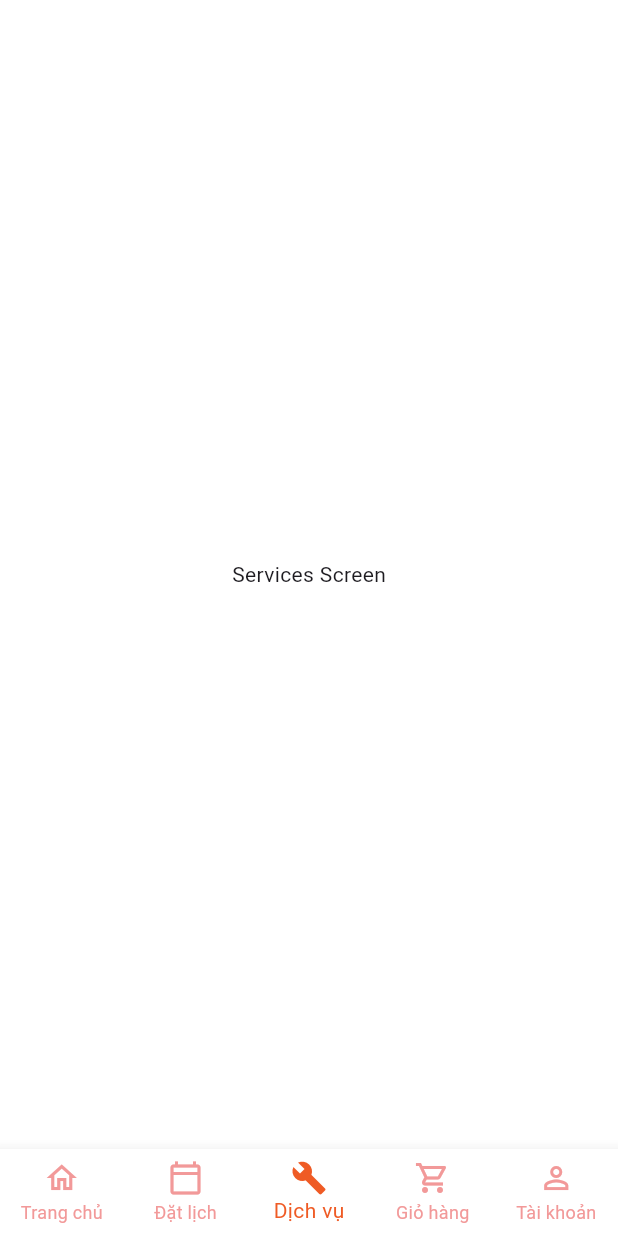
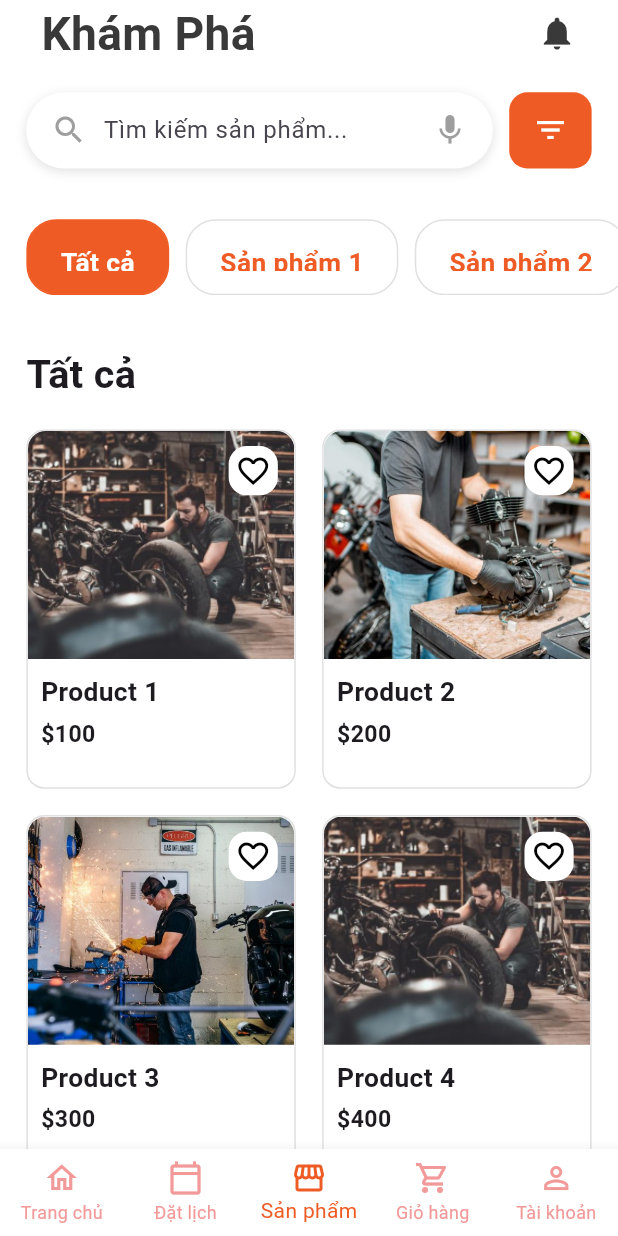
Before and after one commit to JustCallMeMin/RadicalCare_mobile, a Flutter app: the Application screen opened by its route, item 3 of the bottom bar chosen, on a phone screen of 412 x 824 dp. Run offline on Flutter 3.47's test engine with Material 3 defaults, Android fonts, the phone set to English and light mode, and no system bars; our stand-ins replace dots_indicator, firebase_auth, firebase_core, flutter_riverpod, flutter_screenutil, fluttertoast and 2 more; accounts and stored records are empty; generated files the repository leaves out were written again.

Commit message:
Add Product

```diff
--- a/lib/common/routes/routes.dart
+++ b/lib/common/routes/routes.dart
@@ -43,7 +43,7 @@ class AppPages {
     }
 
     switch (settings.name) {
-      case AppRoutesNames.APPLICATION:
+      case AppRoutesNames.WELCOME:
         return MaterialPageRoute(
           builder: (_) => Welcome(),
           settings: settings,
@@ -65,7 +65,7 @@ class AppPages {
         );
       default:
         return MaterialPageRoute(
-          builder: (_) => const Application(),
+          builder: (_) => Welcome(),
           settings: settings,
         );
     }
--- a/lib/common/widgets/text_widgets.dart
+++ b/lib/common/widgets/text_widgets.dart
@@ -45,7 +45,16 @@ Widget text28Normal({String text = "", Color color = AppColors.content}) {
     ),
   );
 }
-
+Widget text28Bold({String text = "", Color color = AppColors.content}) {
+  return Text(
+    text,
+    textAlign: TextAlign.center,
+    style: GoogleFonts.roboto(
+      textStyle:
+      TextStyle(color: color, fontSize: 28.sp, fontWeight: FontWeight.bold),
+    ),
+  );
+}
 Widget text16Normal({String text = "", Color color = AppColors.content}) {
   return Text(
     text,
@@ -56,7 +65,16 @@ Widget text16Normal({String text = "", Color color = AppColors.content}) {
     ),
   );
 }
-
+Widget text16Bold({String text = "", Color color = AppColors.content}) {
+  return Text(
+    text,
+    textAlign: TextAlign.center,
+    style: GoogleFonts.roboto(
+      textStyle:
+      TextStyle(color: color, fontSize: 16.sp, fontWeight: FontWeight.bold),
+    ),
+  );
+}
 Widget text14Normal(
     {String text = "",
     Color color = AppColors.content,
--- a/lib/features/application/view/widgets/application_widget.dart
+++ b/lib/features/application/view/widgets/application_widget.dart
@@ -1,6 +1,7 @@
 import 'package:flutter/material.dart';
 import 'package:radicalcare/common/utils/colors.dart';
 import 'package:radicalcare/features/home/view/home.dart';
+import 'package:radicalcare/features/product/view/product.dart';
 
 Widget bottomNavigationWidget({
   required int currentIndex,
@@ -32,9 +33,9 @@ var bottomTabs = <BottomNavigationBarItem>[
     label: "Đặt lịch",
   ),
   const BottomNavigationBarItem(
-    icon: Icon(Icons.build_outlined),
-    activeIcon: Icon(Icons.build),
-    label: "Dịch vụ",
+    icon: Icon(Icons.storefront_outlined),
+    activeIcon: Icon(Icons.storefront),
+    label: "Sản phẩm",
   ),
   const BottomNavigationBarItem(
     icon: Icon(Icons.shopping_cart_outlined),
@@ -58,9 +59,9 @@ Widget _bottomContainer({String? imagePath, Color? color}) {
     ),
     child: imagePath != null
         ? Image.asset(
-      imagePath,
-      fit: BoxFit.cover,
-    )
+            imagePath,
+            fit: BoxFit.cover,
+          )
         : const Icon(Icons.home),
   );
 }
@@ -70,7 +71,7 @@ Widget appScreens({int index = 0}) {
   List<Widget> screens = [
     const HomePage(),
     const Center(child: Text('Search Screen')),
-    const Center(child: Text('Services Screen')),
+    const ProductPage(),
     const Center(child: Text('Shopping Cart Screen')),
     const Center(child: Text('Profile Screen')),
   ];
--- /dev/null
+++ b/lib/features/product/provider/product_category_notifier.dart
@@ -0,0 +1,29 @@
+import 'package:riverpod_annotation/riverpod_annotation.dart';
+
+part 'product_category_notifier.g.dart';
+
+// Notifier cho việc chọn danh mục
+@riverpod
+class ProductCategory extends _$ProductCategory {
+  @override
+  String build() {
+    return "Tất cả";  // Khởi tạo giá trị là "Tất cả"
+  }
+
+  void updateCategory(String newCategory) {
+    state = newCategory;  // Cập nhật danh mục mới
+  }
+}
+
+// Notifier cho việc điều khiển phân trang
+@riverpod
+class ProductPage extends _$ProductPage {
+  @override
+  int build() {
+    return 0;  // Trang khởi tạo là 0
+  }
+
+  void nextPage() => state++;  // Chuyển sang trang tiếp theo
+  void previousPage() => state--;  // Quay lại trang trước
+  void setPage(int page) => state = page;  // Đặt trang cụ thể
+}
--- /dev/null
+++ b/lib/features/product/view/product.dart
@@ -0,0 +1,78 @@
+import 'package:flutter/material.dart';
+import 'package:flutter_riverpod/flutter_riverpod.dart';
+import 'package:flutter_screenutil/flutter_screenutil.dart';
+import 'package:radicalcare/common/widgets/text_widgets.dart';
+import 'package:radicalcare/features/product/view/widgets/product_widgets.dart';
+import '../../../common/utils/colors.dart';
+import '../provider/product_category_notifier.dart';
+
+class ProductPage extends ConsumerWidget {
+  const ProductPage({Key? key}) : super(key: key);
+
+  @override
+  Widget build(BuildContext context, WidgetRef ref) {
+    // Lấy danh mục hiện tại từ Notifier
+    final selectedCategory = ref.watch(productCategoryProvider);
+    // Lấy số trang hiện tại
+    final currentPage = ref.watch(productPageProvider);
+
+    return Scaffold(
+      backgroundColor: AppColors.primaryBg,
+      body: SingleChildScrollView(
+        child: SafeArea(
+          child: Column(
+            crossAxisAlignment: CrossAxisAlignment.start,
+            children: [
+              Padding(
+                padding: EdgeInsets.only(left: 25.w, right: 25.w),
+                child: Row(
+                  mainAxisAlignment: MainAxisAlignment.spaceBetween,
+                  children: [
+                    text28Bold(
+                        text: "Khám Phá", color: AppColors.secondary),
+                    Icon(
+                      Icons.notifications, // Biểu tượng quả chuông
+                      color: AppColors.secondary,
+                      size: 24.sp,
+                    ),
+                  ],
+                ),
+              ),
+              // Thanh tìm kiếm
+              searchBar(),
+              // Bộ lọc danh mục sản phẩm
+              categoryFilter(
+                selectedCategory: selectedCategory,
+                onCategorySelected: (category) {
+                  ref.read(productCategoryProvider.notifier).updateCategory(category);
+                  // Khi danh mục thay đổi, reset về trang đầu tiên
+                  ref.read(productPageProvider.notifier).setPage(0);
+                },
+              ),
+              // Hiển thị danh mục được chọn
+              Padding(
+                padding: EdgeInsets.all(16.w),
+                child: Text(
+                  selectedCategory,
+                  style: TextStyle(
+                    fontSize: 24.sp,
+                    fontWeight: FontWeight.bold,
+                  ),
+                ),
+              ),
+              // Danh sách sản phẩm được lọc và phân trang
+              productList(
+                currentPage: currentPage,
+                selectedCategory: selectedCategory,
+                onPageChange: (newPage) {
+                  ref.read(productPageProvider.notifier).setPage(newPage);
+                },
+              ),
+              SizedBox(height: 20.h)
+            ],
+          ),
+        ),
+      ),
+    );
+  }
+}
--- /dev/null
+++ b/lib/features/product/view/widgets/product_widgets.dart
@@ -0,0 +1,281 @@
+import 'package:flutter/cupertino.dart';
+import 'package:flutter/material.dart';
+import 'package:flutter_screenutil/flutter_screenutil.dart';
+import 'package:radicalcare/common/utils/colors.dart';
+import 'package:radicalcare/common/widgets/text_widgets.dart';
+import '../../../../common/utils/images.dart';
+import '../../../../common/widgets/app_textfieds.dart';
+
+// Thanh tìm kiếm sử dụng appSearchBar
+Widget searchBar() {
+  return Padding(
+    padding: EdgeInsets.all(16.w),
+    child: Row(
+      children: [
+        Expanded(
+          child: appSearchBar(
+            hintText: 'Tìm kiếm sản phẩm...',
+            onSearch: (value) {
+              print("Người dùng tìm kiếm: $value");
+            },
+            onVoiceSearchTap: () {
+              print("Microphone tapped");
+            },
+          ),
+        ),
+        SizedBox(width: 10.w),
+        Container(
+          height: 50.h,
+          width: 50.w,
+          decoration: BoxDecoration(
+            color: AppColors.primary,
+            borderRadius: BorderRadius.circular(12),
+          ),
+          child: const Icon(Icons.filter_list, color: Colors.white),
+        ),
+      ],
+    ),
+  );
+}
+
+// Bộ lọc danh mục sản phẩm
+Widget categoryFilter({required String selectedCategory, required Function(String) onCategorySelected}) {
+  return Padding(
+    padding: EdgeInsets.symmetric(vertical: 16.h),
+    child: SizedBox(
+      height: 50.h,
+      child: ListView(
+        scrollDirection: Axis.horizontal,
+        padding: EdgeInsets.only(left: 16.w, right: 16.w),
+        physics: const BouncingScrollPhysics(),
+        children: [
+          _buildCategoryButton("Tất cả", isSelected: selectedCategory == "Tất cả", onTap: () => onCategorySelected("Tất cả")),
+          _buildCategoryButton("Sản phẩm 1", isSelected: selectedCategory == "Sản phẩm 1", onTap: () => onCategorySelected("Sản phẩm 1")),
+          _buildCategoryButton("Sản phẩm 2", isSelected: selectedCategory == "Sản phẩm 2", onTap: () => onCategorySelected("Sản phẩm 2")),
+          _buildCategoryButton("Sản phẩm 3", isSelected: selectedCategory == "Sản phẩm 3", onTap: () => onCategorySelected("Sản phẩm 3")),
+          _buildCategoryButton("Sản phẩm 4", isSelected: selectedCategory == "Sản phẩm 4", onTap: () => onCategorySelected("Sản phẩm 4")),
+        ],
+      ),
+    ),
+  );
+}
+
+// Tạo nút danh mục
+Widget _buildCategoryButton(String title, {required bool isSelected, required VoidCallback onTap}) {
+  return GestureDetector(
+    onTap: onTap, // Khi người dùng nhấn vào button
+    child: Padding(
+      padding: EdgeInsets.only(right: 10.w),
+      child: Container(
+        padding: EdgeInsets.symmetric(horizontal: 20.w, vertical: 15.h),
+        decoration: BoxDecoration(
+          color: isSelected ? AppColors.primary : Colors.white,
+          borderRadius: BorderRadius.circular(20),
+          border: Border.all(
+            color: isSelected ? AppColors.primary : Colors.grey.shade300,
+          ),
+        ),
+        child: text16Bold(
+          text: title,
+          color: isSelected ? Colors.white : AppColors.primary,
+        ),
+      ),
+    ),
+  );
+}
+
+// Danh sách sản phẩm theo danh mục và phân trang
+Widget productList({
+  required int currentPage,
+  required String selectedCategory,
+  required Function(int) onPageChange,  // Thêm tham số onPageChange
+}) {
+  // Tạo một danh sách sản phẩm mẫu
+  List<Map<String, String>> allProducts = [
+    {"image": AppImages.service1, "title": "Product 1", "category": "Sản phẩm 1", "price": "\$100"},
+    {"image": AppImages.service2, "title": "Product 2", "category": "Sản phẩm 1", "price": "\$200"},
+    {"image": AppImages.service3, "title": "Product 3", "category": "Sản phẩm 2", "price": "\$300"},
+    {"image": AppImages.service1, "title": "Product 4", "category": "Sản phẩm 2", "price": "\$400"},
+    {"image": AppImages.service2, "title": "Product 2", "category": "Sản phẩm 3", "price": "\$500"},
+    {"image": AppImages.service1, "title": "Product 1", "category": "Sản phẩm 1", "price": "\$100"},
+    {"image": AppImages.service2, "title": "Product 2", "category": "Sản phẩm 1", "price": "\$200"},
+    {"image": AppImages.service3, "title": "Product 3", "category": "Sản phẩm 2", "price": "\$300"},
+    {"image": AppImages.service1, "title": "Product 4", "category": "Sản phẩm 2", "price": "\$400"},
+    {"image": AppImages.service2, "title": "Product 1", "category": "Sản phẩm 3", "price": "\$500"},
+    {"image": AppImages.service1, "title": "Product 1", "category": "Sản phẩm 1", "price": "\$100"},
+    {"image": AppImages.service2, "title": "Product 2", "category": "Sản phẩm 1", "price": "\$200"},
+    {"image": AppImages.service3, "title": "Product 3", "category": "Sản phẩm 4", "price": "\$300"},
+    {"image": AppImages.service1, "title": "Product 4", "category": "Sản phẩm 4", "price": "\$400"},
+    {"image": AppImages.service2, "title": "Product 3", "category": "Sản phẩm 3", "price": "\$500"},
+    {"image": AppImages.service1, "title": "Product 1", "category": "Sản phẩm 4", "price": "\$100"},
+    {"image": AppImages.service2, "title": "Product 2", "category": "Sản phẩm 4", "price": "\$200"},
+    {"image": AppImages.service3, "title": "Product 3", "category": "Sản phẩm 4", "price": "\$300"},
+    {"image": AppImages.service1, "title": "Product 4", "category": "Sản phẩm 2", "price": "\$400"},
+    {"image": AppImages.service2, "title": "Product 1", "category": "Sản phẩm 1", "price": "\$500"},
+    // Thêm sản phẩm khác vào đây
+  ];
+
+  // Lọc sản phẩm theo danh mục
+  List<Map<String, String>> filteredProducts = selectedCategory == "Tất cả"
+      ? allProducts
+      : allProducts.where((product) => product["category"] == selectedCategory).toList();
+
+  // Số sản phẩm mỗi trang
+  int productsPerPage = 6;
+  int totalProducts = filteredProducts.length;
+  int totalPages = (totalProducts / productsPerPage).ceil();
+  int startIndex = currentPage * productsPerPage;
+  int endIndex = (startIndex + productsPerPage) > totalProducts ? totalProducts : (startIndex + productsPerPage);
+
+  // Nếu không còn sản phẩm, hiển thị thông báo
+  if (totalProducts == 0) {
+    return Center(child: Text("Không có sản phẩm trong danh mục này"));
+  }
+
+  // Nếu chỉ số trang vượt quá số sản phẩm, đặt lại về trang cuối
+  if (currentPage >= totalPages) {
+    onPageChange(totalPages - 1);
+  }
+
+  // Lấy danh sách sản phẩm cho trang hiện tại
+  List<Map<String, String>> currentProducts = filteredProducts.sublist(startIndex, endIndex);
+
+  return Column(
+    children: [
+      Padding(
+        padding: EdgeInsets.symmetric(horizontal: 16.w),
+        child: GridView.builder(
+          physics: NeverScrollableScrollPhysics(),
+          shrinkWrap: true,
+          gridDelegate: SliverGridDelegateWithFixedCrossAxisCount(
+            crossAxisCount: 2,
+            mainAxisSpacing: 16.w,
+            crossAxisSpacing: 16.w,
+            childAspectRatio: 0.75,
+          ),
+          itemCount: currentProducts.length,
+          itemBuilder: (context, index) {
+            var product = currentProducts[index];
+            return productItem(
+              imagePath: product["image"]!,
+              title: product["title"]!,
+              price: product["price"]!,
+            );
+          },
+        ),
+      ),
+      SizedBox(height: 20.h),
+      Row(
+        mainAxisAlignment: MainAxisAlignment.center,
+        children: [
+          // Nút trang trước (chỉ hiển thị khi không ở trang đầu)
+          if (currentPage > 0)
+            IconButton(
+              icon: const Icon(Icons.arrow_back),
+              onPressed: () => onPageChange(currentPage - 1),
+            ),
+
+          // Hiển thị số trang
+          Padding(
+            padding: const EdgeInsets.symmetric(horizontal: 8),
+            child: Text('Trang ${currentPage + 1} / $totalPages'),
+          ),
+
+          // Nút trang sau (chỉ hiển thị khi chưa phải trang cuối)
+          if (currentPage < totalPages - 1)
+            IconButton(
+              icon: const Icon(Icons.arrow_forward),
+              onPressed: () => onPageChange(currentPage + 1),
+            ),
+        ],
+      ),
+    ],
+  );
+}
+
+// Thành phần sản phẩm
+Widget productItem({
+  required String imagePath,
+  required String title,
+  required String price,
+  String? discountPrice,
+}) {
+  return Container(
+    decoration: BoxDecoration(
+      color: Colors.white,
+      borderRadius: BorderRadius.circular(12),
+      border: Border.all(color: Colors.grey.shade300),
+    ),
+    child: Stack(
+      children: [
+        // Hình ảnh sản phẩm
+        Column(
+          crossAxisAlignment: CrossAxisAlignment.start,
+          children: [
+            ClipRRect(
+              borderRadius: const BorderRadius.vertical(top: Radius.circular(12)),
+              child: Image.asset(
+                imagePath,
+                height: 150.h,
+                width: double.infinity,
+                fit: BoxFit.cover,
+              ),
+            ),
+            Padding(
+              padding: EdgeInsets.all(8.w),
+              child: Column(
+                crossAxisAlignment: CrossAxisAlignment.start,
+                children: [
+                  Text(
+                    title,
+                    style: TextStyle(
+                      fontSize: 16.sp,
+                      fontWeight: FontWeight.bold,
+                    ),
+                  ),
+                  SizedBox(height: 5.h),
+                  Row(
+                    children: [
+                      Text(
+                        price,
+                        style: TextStyle(
+                          fontSize: 14.sp,
+                          fontWeight: FontWeight.bold,
+                        ),
+                      ),
+                      if (discountPrice != null)
+                        Padding(
+                          padding: EdgeInsets.only(left: 8.w),
+                          child: Text(
+                            discountPrice,
+                            style: TextStyle(
+                              fontSize: 14.sp,
+                              fontWeight: FontWeight.bold,
+                              color: Colors.red,
+                            ),
+                          ),
+                        ),
+                    ],
+                  ),
+                ],
+              ),
+            ),
+          ],
+        ),
+        // Biểu tượng yêu thích
+        Positioned(
+          top: 10.h,
+          right: 10.w,
+          child: Container(
+            padding: EdgeInsets.all(4.w),
+            decoration: BoxDecoration(
+              color: Colors.white,
+              borderRadius: BorderRadius.circular(12),
+            ),
+            child: const Icon(Icons.favorite_border, color: Colors.black),
+          ),
+        ),
+      ],
+    ),
+  );
+}
--- a/lib/features/main.dart
+++ b/lib/main.dart
@@ -3,8 +3,8 @@ import 'package:flutter_riverpod/flutter_riverpod.dart';
 import 'package:flutter_screenutil/flutter_screenutil.dart';
 import 'package:radicalcare/common/utils/app_styles.dart';
 
-import '../common/routes/routes.dart';
-import 'global.dart';
+import 'common/routes/routes.dart';
+import 'features/global.dart';
 
 Future<void> main() async {
   await Global.init();
```
Also changed, not shown: lib/common/widgets/app_textfieds.dart (+39 -0 lines), lib/features/home/view/home.dart (+13 -15 lines), lib/features/home/view/widgets/home_widget.dart (+29 -65 lines), lib/features/product/provider/product_category_notifier.g.dart (added), 1 other file.
